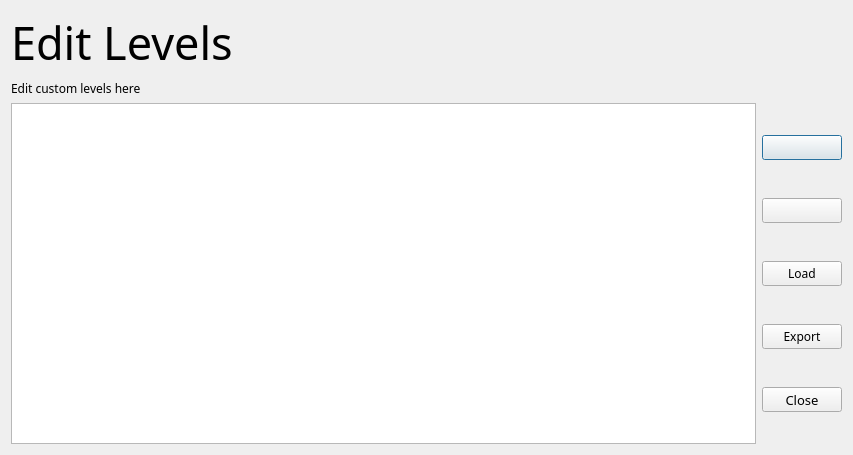
Qt form wikiLYNX/ui/editlevel.ui (flamboyantpenguin/wikilynx) before a commit.
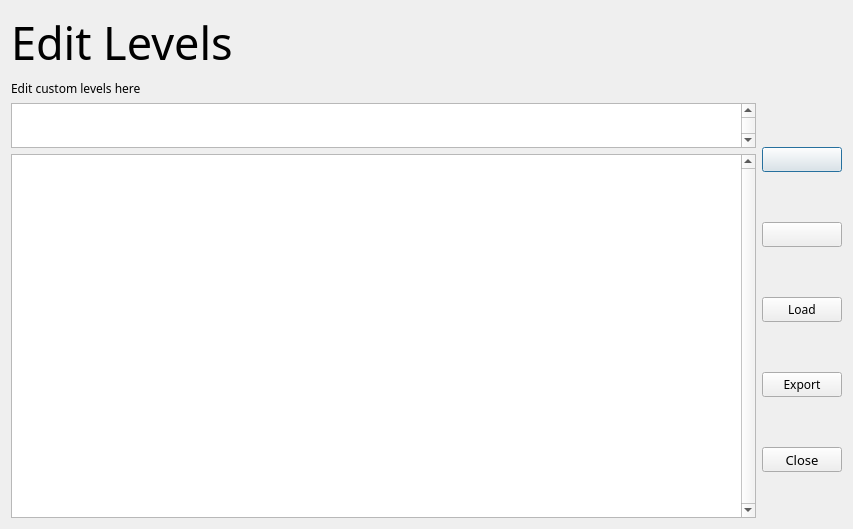
The same form after that commit. Icons and pictures are not drawn.

Commit message: Release 1.5.0-C2     - Changed QTableWidget for levels to QListWidget     - UI revamp for editLevel dialog and getLevel dialog     - Adding/Editing new levels currently unavailable (Work in Progress)     - Improved news dialog     - Improved loading screen UI     - Minor UI Fixes

What changed in the file:
```diff
--- a/wikiLYNX/ui/editlevel.ui
+++ b/wikiLYNX/ui/editlevel.ui
@@ -10,7 +10,7 @@
     <x>0</x>
     <y>0</y>
     <width>853</width>
-    <height>455</height>
+    <height>529</height>
    </rect>
   </property>
   <property name="minimumSize">
@@ -37,7 +37,7 @@
    <iconset resource="../assets/assets.qrc">
     <normaloff>:/base/images/wikiLYNX_logo.svg</normaloff>:/base/images/wikiLYNX_logo.svg</iconset>
   </property>
-  <layout class="QVBoxLayout" name="verticalLayout_2">
+  <layout class="QVBoxLayout" name="verticalLayout_3">
    <item>
     <widget class="QLabel" name="label">
      <property name="font">
@@ -62,11 +62,44 @@
    </item>
    <item>
     <layout class="QHBoxLayout" name="horizontalLayout">
+     <property name="spacing">
+      <number>6</number>
+     </property>
+     <property name="rightMargin">
+      <number>0</number>
+     </property>
      <item>
-      <widget class="QListWidget" name="list"/>
+      <layout class="QVBoxLayout" name="verticalLayout_2">
+       <item>
+        <widget class="QListWidget" name="header">
+         <property name="maximumSize">
+          <size>
+           <width>16777215</width>
+           <height>45</height>
+          </size>
+         </property>
+         <property name="verticalScrollBarPolicy">
+          <enum>Qt::ScrollBarPolicy::ScrollBarAlwaysOn</enum>
+         </property>
+        </widget>
+       </item>
+       <item>
+        <widget class="QListWidget" name="list">
+         <property name="verticalScrollBarPolicy">
+          <enum>Qt::ScrollBarPolicy::ScrollBarAlwaysOn</enum>
+         </property>
+         <property name="horizontalScrollBarPolicy">
+          <enum>Qt::ScrollBarPolicy::ScrollBarAlwaysOff</enum>
+         </property>
+        </widget>
+       </item>
+      </layout>
      </item>
      <item>
       <layout class="QVBoxLayout" name="verticalLayout">
+       <property name="spacing">
+        <number>6</number>
+       </property>
        <item>
         <widget class="QPushButton" name="addButton">
          <property name="maximumSize">
```
Left out of the diff: 3 changed lines with no effect on the pictures. The commit also changes 8 other files.
